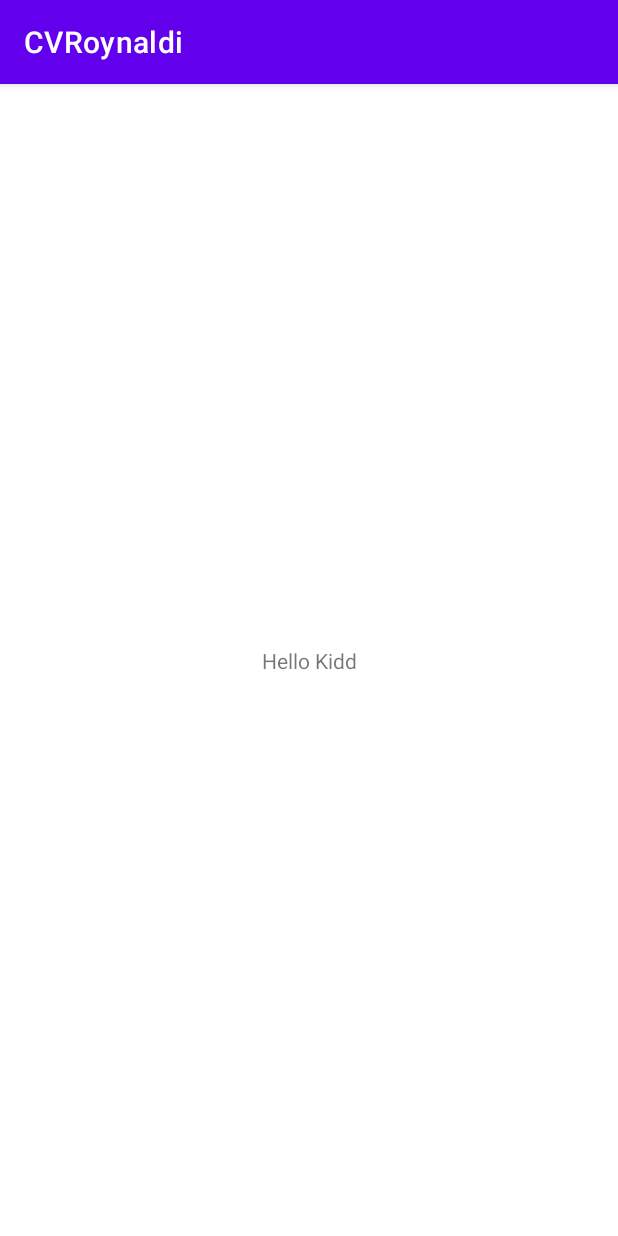
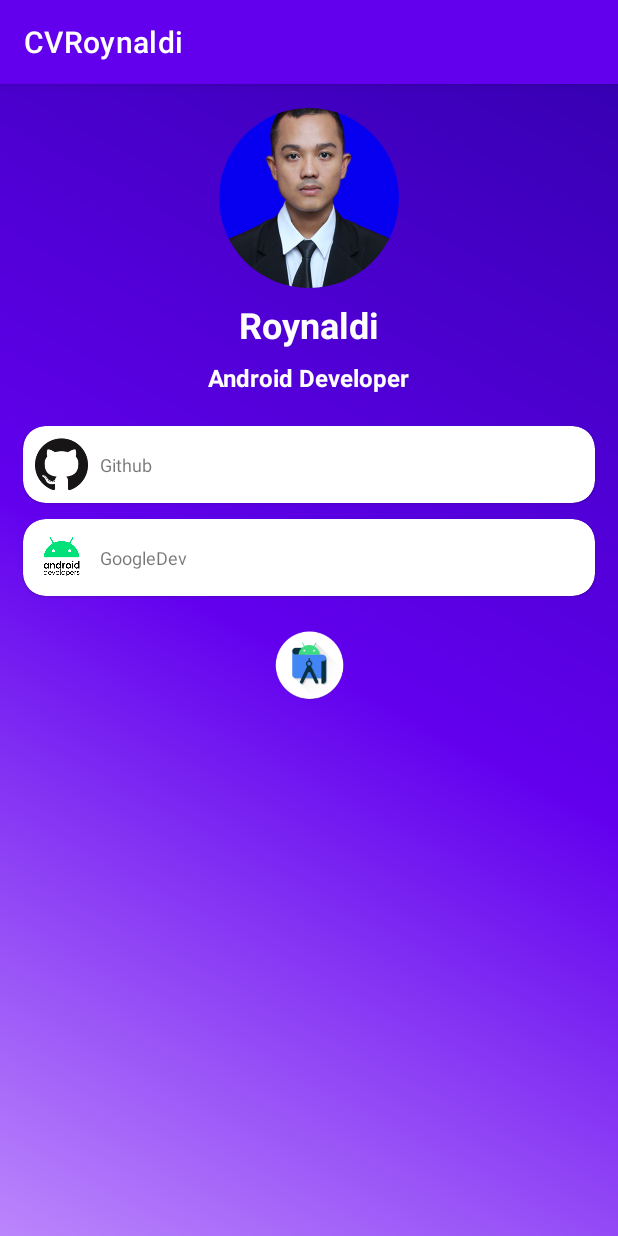
Before and after one commit to roynaldi19/Store_CVRoynaldi, an Android app: the screen it shows after launch (MainActivity), on a phone screen of 412 x 824 dp. Run offline under Robolectric (Android 15) with nearby library versions, the phone set to English and light mode, and no system bars; our stand-ins replace CircleImageView.

Commit message:
update mar 22

```diff
--- a/app/build.gradle
+++ b/app/build.gradle
@@ -40,4 +40,6 @@ dependencies {
     testImplementation 'junit:junit:4.+'
     androidTestImplementation 'androidx.test.ext:junit:1.1.3'
     androidTestImplementation 'androidx.test.espresso:espresso-core:3.4.0'
+    implementation 'androidx.cardview:cardview:1.0.0'
+    implementation 'de.hdodenhof:circleimageview:3.0.0'
 }
--- /dev/null
+++ b/app/src/main/java/com/roynaldi19/cvroynaldi/LinkAdapter.kt
@@ -0,0 +1,43 @@
+package com.roynaldi19.cvroynaldi
+
+import android.view.LayoutInflater
+import android.view.View
+import android.view.ViewGroup
+import android.widget.ImageView
+import android.widget.TextView
+import androidx.recyclerview.widget.RecyclerView
+
+
+class LinkAdapter(
+    private val items: List<LinkModel>,
+    val listener: OnAdapterListener
+) :
+    RecyclerView.Adapter<LinkAdapter.ViewHolder>() {
+
+    class ViewHolder(view: View) : RecyclerView.ViewHolder(view) {
+        val logo: ImageView = view.findViewById(R.id.img_logo)
+        val title: TextView = view.findViewById(R.id.tv_title)
+    }
+
+    override fun onCreateViewHolder(parent: ViewGroup, viewType: Int): ViewHolder {
+        return ViewHolder(
+            LayoutInflater.from(parent.context).inflate(R.layout.item_link, parent, false)
+        )
+    }
+
+    override fun onBindViewHolder(holder: ViewHolder, position: Int) {
+        val item = items[position]
+        holder.logo.setImageResource(item.logo)
+        holder.title.text = item.title
+        holder.itemView.setOnClickListener {
+            listener.onClick(item)
+        }
+    }
+
+    override fun getItemCount() = items.size
+
+    interface OnAdapterListener {
+        fun onClick(item: LinkModel)
+    }
+
+}
--- /dev/null
+++ b/app/src/main/java/com/roynaldi19/cvroynaldi/LinkModel.kt
@@ -0,0 +1,7 @@
+package com.roynaldi19.cvroynaldi
+
+data class LinkModel(
+    val title: String,
+    val logo: Int,
+    val url: String
+)
--- a/app/src/main/java/com/roynaldi19/cvroynaldi/MainActivity.kt
+++ b/app/src/main/java/com/roynaldi19/cvroynaldi/MainActivity.kt
@@ -1,11 +1,41 @@
 package com.roynaldi19.cvroynaldi
 
+import android.content.Intent
+import android.net.Uri
+import android.os.Bundle
 import androidx.appcompat.app.AppCompatActivity
-import android.os.Bundle
+import androidx.recyclerview.widget.LinearLayoutManager
+import androidx.recyclerview.widget.RecyclerView
 
 class MainActivity : AppCompatActivity() {
+
     override fun onCreate(savedInstanceState: Bundle?) {
         super.onCreate(savedInstanceState)
         setContentView(R.layout.activity_main)
+
+        val link = listOf<LinkModel>(
+            LinkModel("Github", R.drawable.github, "https://github.com/roynaldi19"),
+            LinkModel("GoogleDev", R.drawable.adev, "https://github.com/roynaldi19"),
+
+            )
+
+        val linkAdapter = LinkAdapter(link, object : LinkAdapter.OnAdapterListener {
+            override fun onClick(link: LinkModel) {
+                openUrl(link.url)
+            }
+
+        })
+        findViewById<RecyclerView>(R.id.rv_main).apply {
+            layoutManager = LinearLayoutManager(this@MainActivity)
+            adapter = linkAdapter
+        }
+
     }
+
+    private fun openUrl(url: String) {
+        val openUrl = Intent(Intent.ACTION_VIEW)
+        openUrl.data = Uri.parse(url)
+        startActivity(openUrl)
+    }
+
 }
--- /dev/null
+++ b/app/src/main/res/drawable-v24/background.xml
@@ -0,0 +1,8 @@
+<?xml version="1.0" encoding="utf-8"?>
+<shape xmlns:android="http://schemas.android.com/apk/res/android">
+    <gradient
+        android:angle="45"
+        android:centerColor="@color/purple_500"
+        android:endColor="@color/purple_700"
+        android:startColor="@color/purple_200" />
+</shape>
--- a/app/src/main/res/layout/activity_main.xml
+++ b/app/src/main/res/layout/activity_main.xml
@@ -1,18 +1,79 @@
 <?xml version="1.0" encoding="utf-8"?>
-<androidx.constraintlayout.widget.ConstraintLayout xmlns:android="http://schemas.android.com/apk/res/android"
+<androidx.core.widget.NestedScrollView xmlns:android="http://schemas.android.com/apk/res/android"
     xmlns:app="http://schemas.android.com/apk/res-auto"
     xmlns:tools="http://schemas.android.com/tools"
     android:layout_width="match_parent"
     android:layout_height="match_parent"
+    android:background="@drawable/background"
     tools:context=".MainActivity">
 
-    <TextView
-        android:layout_width="wrap_content"
-        android:layout_height="wrap_content"
-        android:text="@string/hello_kidd"
-        app:layout_constraintBottom_toBottomOf="parent"
-        app:layout_constraintLeft_toLeftOf="parent"
-        app:layout_constraintRight_toRightOf="parent"
-        app:layout_constraintTop_toTopOf="parent" />
+    <androidx.constraintlayout.widget.ConstraintLayout
+        android:layout_width="match_parent"
+        android:layout_height="match_parent">
 
-</androidx.constraintlayout.widget.ConstraintLayout>
+        <de.hdodenhof.circleimageview.CircleImageView
+            android:id="@+id/img_roy"
+            android:layout_width="120dp"
+            android:layout_height="120dp"
+            android:layout_marginTop="16dp"
+            app:layout_constraintEnd_toEndOf="parent"
+            app:layout_constraintStart_toStartOf="parent"
+            app:layout_constraintTop_toTopOf="parent"
+            android:src="@drawable/roy_biru" />
+
+        <TextView
+            android:id="@+id/tv_title"
+            android:layout_width="wrap_content"
+            android:layout_height="wrap_content"
+            android:layout_marginTop="8dp"
+            android:text="@string/roynaldi"
+            android:textColor="@color/white"
+            android:textSize="24sp"
+            android:textStyle="bold"
+            app:layout_constraintEnd_toEndOf="parent"
+            app:layout_constraintStart_toStartOf="parent"
+            app:layout_constraintTop_toBottomOf="@+id/img_roy" />
+
+
+        <TextView
+            android:id="@+id/tv_subTitle"
+            android:layout_width="wrap_content"
+            android:layout_height="wrap_content"
+            android:layout_marginTop="8dp"
+            android:text="@string/android_developer"
+            android:textColor="@color/white"
+            android:textSize="16sp"
+            android:textStyle="bold"
+            app:layout_constraintEnd_toEndOf="parent"
+            app:layout_constraintHorizontal_bias="0.498"
+            app:layout_constraintStart_toStartOf="parent"
+            app:layout_constraintTop_toBottomOf="@+id/tv_title" />
+
+        <androidx.recyclerview.widget.RecyclerView
+            android:id="@+id/rv_main"
+            android:layout_width="0dp"
+            android:layout_height="wrap_content"
+            android:layout_marginTop="16dp"
+            app:layout_constraintEnd_toEndOf="parent"
+            app:layout_constraintHorizontal_bias="0.0"
+            app:layout_constraintStart_toStartOf="parent"
+            app:layout_constraintTop_toBottomOf="@+id/tv_subTitle"
+            tools:itemCount="5"
+            tools:listitem="@layout/item_link">
+
+        </androidx.recyclerview.widget.RecyclerView>
+
+        <ImageView
+            android:id="@+id/logo_kotlin"
+            android:layout_width="50dp"
+            android:layout_height="50dp"
+            android:layout_marginTop="16dp"
+            android:src="@drawable/studio"
+            app:layout_constraintEnd_toEndOf="parent"
+            app:layout_constraintHorizontal_bias="0.501"
+            app:layout_constraintStart_toStartOf="parent"
+            app:layout_constraintTop_toBottomOf="@+id/rv_main" />
+
+
+    </androidx.constraintlayout.widget.ConstraintLayout>
+</androidx.core.widget.NestedScrollView>
--- /dev/null
+++ b/app/src/main/res/layout/item_link.xml
@@ -0,0 +1,49 @@
+<?xml version="1.0" encoding="utf-8"?>
+<com.google.android.material.card.MaterialCardView xmlns:android="http://schemas.android.com/apk/res/android"
+    xmlns:app="http://schemas.android.com/apk/res-auto"
+    android:layout_width="match_parent"
+    android:layout_height="wrap_content"
+    xmlns:tools="http://schemas.android.com/tools"
+    android:layout_marginStart="15dp"
+    android:layout_marginTop="5dp"
+    app:cardMaxElevation="2dp"
+    app:cardCornerRadius="15dp"
+    android:layout_marginEnd="15dp"
+    android:layout_marginBottom="5dp">
+
+    <androidx.constraintlayout.widget.ConstraintLayout
+        android:layout_width="match_parent"
+        android:layout_height="wrap_content">
+
+        <ImageView
+            android:id="@+id/img_logo"
+            android:layout_width="35dp"
+            android:layout_height="35dp"
+            android:layout_marginStart="8dp"
+            android:layout_marginLeft="8dp"
+            android:layout_marginTop="8dp"
+            android:layout_marginBottom="8dp"
+            app:layout_constraintBottom_toBottomOf="parent"
+            app:layout_constraintStart_toStartOf="parent"
+            app:layout_constraintTop_toTopOf="parent"
+            tools:src="@drawable/github" />
+
+        <TextView
+            android:id="@+id/tv_title"
+            android:layout_width="wrap_content"
+            android:layout_height="wrap_content"
+            android:layout_marginStart="8dp"
+            android:layout_marginLeft="8dp"
+            android:layout_marginTop="16dp"
+            android:layout_marginBottom="16dp"
+            android:textSize="12sp"
+            app:layout_constraintBottom_toBottomOf="parent"
+            app:layout_constraintStart_toEndOf="@+id/img_logo"
+            app:layout_constraintTop_toTopOf="parent"
+            tools:src="@drawable/github"
+            tools:text="Github" />
+
+    </androidx.constraintlayout.widget.ConstraintLayout>
+
+
+</com.google.android.material.card.MaterialCardView>
--- a/app/src/main/res/values/strings.xml
+++ b/app/src/main/res/values/strings.xml
@@ -1,4 +1,6 @@
 <resources>
     <string name="app_name">CVRoynaldi</string>
     <string name="hello_kidd">Hello Kidd</string>
+    <string name="android_developer">Android Developer</string>
+    <string name="roynaldi">Roynaldi</string>
 </resources>
```
Also changed, not shown: app/src/main/res/drawable-v24/adev.png (added), app/src/main/res/drawable-v24/adev2.png (added), app/src/main/res/drawable-v24/github.png (added), app/src/main/res/drawable-v24/github_ligth.png (added), app/src/main/res/drawable-v24/idea.png (added), app/src/main/res/drawable-v24/lin.png (added), app/src/main/res/drawable-v24/lin2.png (added), app/src/main/res/drawable-v24/roy.jpg (added), app/src/main/res/drawable-v24/roy_biru.jpg (added), app/src/main/res/drawable-v24/studio.png (added).
